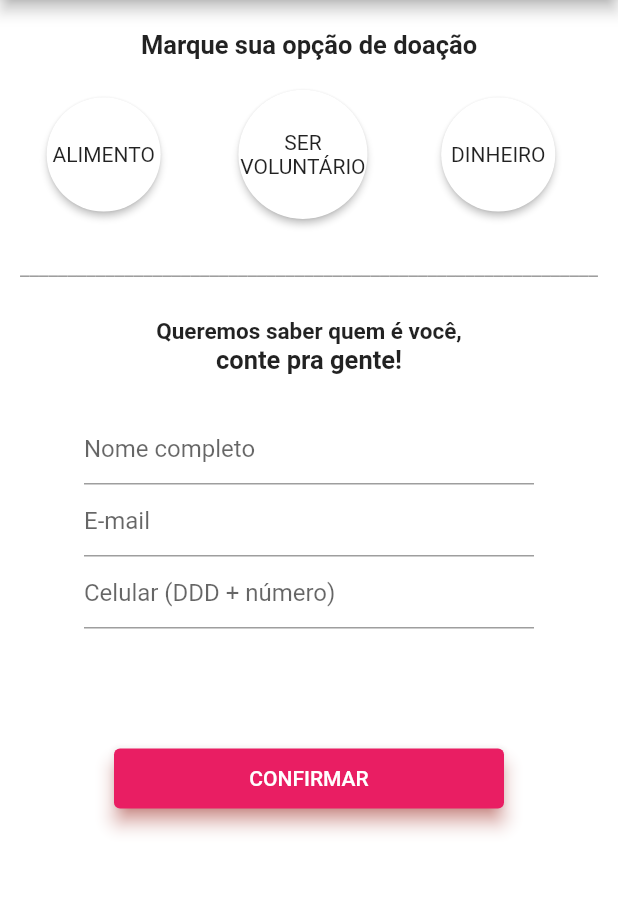
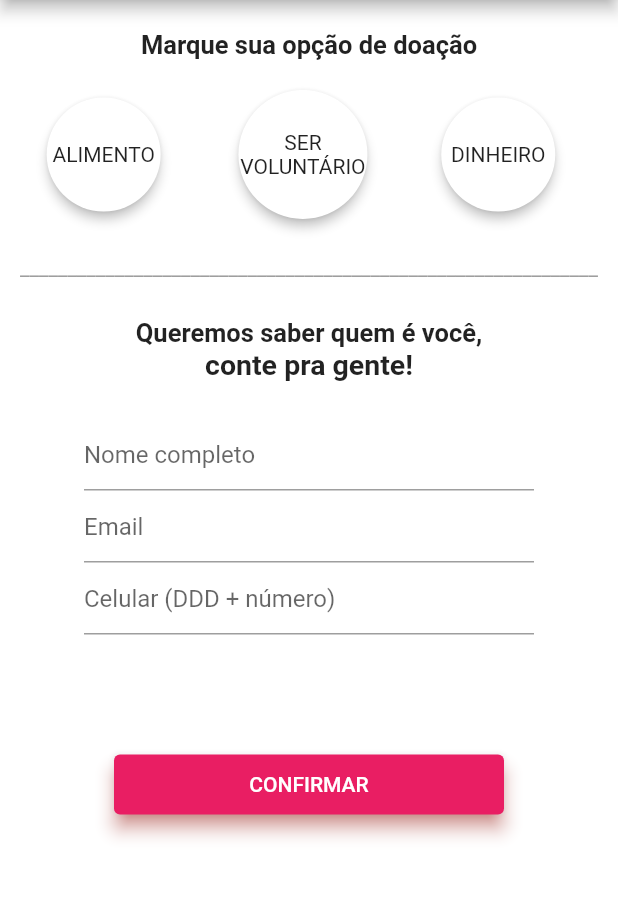
Before and after one commit to JobNetto/AppCasaSopaVoTeresa, a Flutter app: the DoacaoScreen screen opened directly, on a phone screen of 412 x 824 dp, the part 84-984 px from its top. Run offline on Flutter 3.47's test engine with Material 2 defaults, Android fonts, the phone set to English and light mode, and no system bars; our stand-ins replace cloud_firestore, firebase_auth, firebase_core; accounts and stored records are empty.

Commit message:
Commit Add BD
Cadastro de usuario pelo ADM.
Cadastro de interesse em doar pelo usuário.

```diff
--- a/app_casa_sopa_vo_teresa/lib/main.dart
+++ b/app_casa_sopa_vo_teresa/lib/main.dart
@@ -1,5 +1,9 @@
-import 'package:app_casa_sopa_vo_teresa/home_screen.dart';
 import 'package:app_casa_sopa_vo_teresa/providers/usuario_models.dart';
+import 'package:app_casa_sopa_vo_teresa/screens/admin/adm_home_screen.dart';
+import 'package:app_casa_sopa_vo_teresa/screens/admin/cadastro_screen.dart';
+import 'package:app_casa_sopa_vo_teresa/screens/base/doacao_screen.dart';
+import 'package:app_casa_sopa_vo_teresa/screens/base/home_screen.dart';
+import 'package:app_casa_sopa_vo_teresa/screens/base/login_screen.dart';
 import 'package:app_casa_sopa_vo_teresa/services/firestore_service.dart';
 import 'package:flutter/material.dart';
 import 'package:provider/provider.dart';
--- a/app_casa_sopa_vo_teresa/lib/models/usuario.dart
+++ b/app_casa_sopa_vo_teresa/lib/models/usuario.dart
@@ -2,16 +2,26 @@ class Usuario {
   final String usuarioId;
   final String nome;
   final String email;
-  final int celular;
+  final double celular;
+  final String doacao;
+  final String interesse;
 
-  Usuario({this.usuarioId, this.nome, this.email, this.celular});
+  Usuario(
+      {this.usuarioId,
+      this.nome,
+      this.email,
+      this.celular,
+      this.doacao,
+      this.interesse});
 
   Map<String, dynamic> toMap() {
     return {
-      'produtoId': usuarioId,
+      'usuarioId': usuarioId,
       'nome': nome,
       'email': email,
-      'celular': celular
+      'celular': celular,
+      'doacao': doacao,
+      'interesse': interesse,
     };
   }
 
@@ -19,5 +29,7 @@ class Usuario {
       : usuarioId = firestoredocument['usuarioId'],
         nome = firestoredocument['nome'],
         email = firestoredocument['email'],
-        celular = firestoredocument['celular'];
+        celular = firestoredocument['celular'],
+        doacao = firestoredocument['doacao'],
+        interesse = firestoredocument['interesse'];
 }
--- a/app_casa_sopa_vo_teresa/lib/providers/usuario_models.dart
+++ b/app_casa_sopa_vo_teresa/lib/providers/usuario_models.dart
@@ -9,13 +9,17 @@ class UsuarioModel extends ChangeNotifier {
   String _usuarioId;
   String _nome;
   String _email;
-  int _celular;
+  double _celular;
+  String _doacao;
+  String _interesse;
   var uuid = Uuid();
 
   //GETTERS AND SETTERS
   String get nome => _nome;
   String get email => _email;
-  int get celular => _celular;
+  double get celular => _celular;
+  String get doacao => _doacao;
+  String get interesse => _interesse;
 
   setNome(String xnome) {
     _nome = xnome;
@@ -27,29 +31,49 @@ class UsuarioModel extends ChangeNotifier {
     notifyListeners();
   }
 
-  setCelular(String xcecular) {
-    _celular = int.parse(xcecular);
+  setCelular(String xcelular) {
+    _celular = double.parse(xcelular);
     notifyListeners();
   }
 
-  loadProduto(Usuario usuario) {
+  setDoacao(String xdoacao) {
+    _doacao = xdoacao;
+    notifyListeners();
+  }
+
+  setInteresse(String xinteresse) {
+    _interesse = xinteresse;
+    notifyListeners();
+  }
+
+  loadUsuario(Usuario usuario) {
     _nome = usuario.nome;
     _email = usuario.email;
     _celular = usuario.celular;
+    _doacao = usuario.doacao;
+    _interesse = usuario.interesse;
     _usuarioId = usuario.usuarioId;
   }
 
-  createUsuario() {
+  saveUsuario() {
     //CREATE
     if (_usuarioId == null) {
       var novoUsuario = Usuario(
-          nome: nome, email: email, celular: celular, usuarioId: uuid.v4());
-      firestoreservice.createUsuario(novoUsuario);
+          nome: nome,
+          email: email,
+          celular: celular,
+          interesse: interesse,
+          usuarioId: uuid.v4());
+      firestoreservice.saveUsuario(novoUsuario);
     } else {
       //UPDATE
       var alteraUsuario = Usuario(
-          nome: nome, celular: celular, email: email, usuarioId: _usuarioId);
-      firestoreservice.createUsuario(alteraUsuario);
+          nome: nome,
+          email: email,
+          celular: celular,
+          interesse: interesse,
+          usuarioId: _usuarioId);
+      firestoreservice.saveUsuario(alteraUsuario);
     }
   }
 
--- a/app_casa_sopa_vo_teresa/lib/doacao_screen.dart
+++ b/app_casa_sopa_vo_teresa/lib/screens/base/doacao_screen.dart
@@ -1,11 +1,57 @@
+import 'package:app_casa_sopa_vo_teresa/models/usuario.dart';
+import 'package:app_casa_sopa_vo_teresa/providers/usuario_models.dart';
+import 'package:provider/provider.dart';
+
 import 'feedback_screen.dart';
 import 'package:flutter/material.dart';
 
 //import 'package:flutter/material.dart';
+class DoacaoScreen extends StatefulWidget {
+  final Usuario usuario;
 
-class DoacaoScreen extends StatelessWidget {
+  DoacaoScreen([this.usuario]); //construtor
+
+  @override
+  _DoacaoScreenState createState() => _DoacaoScreenState();
+}
+
+class _DoacaoScreenState extends State<DoacaoScreen> {
+  //controladores
+  final nomecontroller = TextEditingController();
+  final emailcontroller = TextEditingController();
+  final celularcontroller = TextEditingController();
+  final doacaocontroller = TextEditingController();
+  final interessecontroller = TextEditingController();
+
+  //SERVE PARA VERIFICAR SE ESTÁ VINDO ALGUMA COISA DO CONSTRUTOR OU NÃO
+  //PARA SABER SE VAI CRIAR UM PRODUTO OU ALTERAR O PRODUTO EXISTENTE
+  @override
+  void initState() {
+    if (widget.usuario == null) {
+      nomecontroller.text = "";
+      emailcontroller.text = "";
+      celularcontroller.text = "";
+      doacaocontroller.text = "";
+      interessecontroller.text = "SIM"; // para pesquisar apenas interessados
+
+      final usuarioprovider = Provider.of<UsuarioModel>(context, listen: false);
+      usuarioprovider.loadUsuario(Usuario());
+    } else {
+      nomecontroller.text = widget.usuario.nome;
+      emailcontroller.text = widget.usuario.email;
+      celularcontroller.text = widget.usuario.celular.toString();
+      doacaocontroller.text = widget.usuario.doacao;
+      interessecontroller.text = widget.usuario.interesse;
+
+      final usuarioprovider = Provider.of<UsuarioModel>(context, listen: false);
+      usuarioprovider.loadUsuario(widget.usuario);
+    }
+    super.initState();
+  }
+
   @override
   Widget build(BuildContext context) {
+    final usuarioprovider = Provider.of<UsuarioModel>(context);
     return Scaffold(
       appBar: AppBar(
         backgroundColor: Color(0xffffa500),
@@ -35,7 +81,7 @@ class DoacaoScreen extends StatelessWidget {
               children: [
                 RawMaterialButton(
                   onPressed: () {},
-                  elevation: 2.0,
+                  elevation: 3.0,
                   fillColor: Colors.white,
                   child: Text('ALIMENTO'),
                   padding: EdgeInsets.all(30),
@@ -43,7 +89,7 @@ class DoacaoScreen extends StatelessWidget {
                 ),
                 RawMaterialButton(
                   onPressed: () {},
-                  elevation: 2.0,
+                  elevation: 3.0,
                   fillColor: Colors.white,
                   child: Column(
                     children: [
@@ -56,7 +102,7 @@ class DoacaoScreen extends StatelessWidget {
                 ),
                 RawMaterialButton(
                   onPressed: () {},
-                  elevation: 2.0,
+                  elevation: 3.0,
                   fillColor: Colors.white,
                   child: Text('DINHEIRO'),
                   padding: EdgeInsets.all(30.0),
@@ -79,11 +125,11 @@ class DoacaoScreen extends StatelessWidget {
                 Text('Queremos saber quem é você,',
                     textAlign: TextAlign.center,
                     style:
-                        TextStyle(fontSize: 15, fontWeight: FontWeight.bold)),
+                        TextStyle(fontSize: 17, fontWeight: FontWeight.bold)),
                 Text(
                   'conte pra gente!',
                   textAlign: TextAlign.center,
-                  style: TextStyle(fontSize: 17, fontWeight: FontWeight.bold),
+                  style: TextStyle(fontSize: 19, fontWeight: FontWeight.bold),
                 )
               ],
             ),
@@ -93,21 +139,24 @@ class DoacaoScreen extends StatelessWidget {
             SizedBox(
                 width: 300,
                 child: TextField(
-                  autofocus: false,
+                  controller: nomecontroller,
                   decoration: InputDecoration(hintText: 'Nome completo'),
+                  onChanged: (value) => {usuarioprovider.setNome(value)},
                 )),
             SizedBox(
                 width: 300,
                 child: TextField(
-                  autofocus: false,
-                  decoration: InputDecoration(hintText: 'E-mail'),
+                  controller: emailcontroller,
+                  decoration: InputDecoration(hintText: 'Email'),
+                  onChanged: (value) => {usuarioprovider.setEmail(value)},
                 )),
             SizedBox(
                 width: 300,
                 child: TextField(
-                  autofocus: false,
+                  controller: celularcontroller,
                   decoration:
                       InputDecoration(hintText: 'Celular (DDD + número)'),
+                  onChanged: (value) => {usuarioprovider.setCelular(value)},
                 )),
             SizedBox(
               height: 80,
@@ -117,10 +166,11 @@ class DoacaoScreen extends StatelessWidget {
               height: 40,
               child: ElevatedButton(
                   onPressed: () {
+                    usuarioprovider.saveUsuario();
                     Navigator.push(
-                      context,
-                      MaterialPageRoute(builder: (context) => FeedbackScreen()),
-                    );
+                        context,
+                        MaterialPageRoute(
+                            builder: (context) => FeedbackScreen()));
                   },
                   style: ElevatedButton.styleFrom(
                     primary: Colors.pink,
--- a/app_casa_sopa_vo_teresa/lib/feedback_screen.dart
+++ b/app_casa_sopa_vo_teresa/lib/screens/base/feedback_screen.dart
@@ -23,7 +23,7 @@ class FeedbackScreen extends StatelessWidget {
         ],
       )),
       child: Column(
-        mainAxisAlignment: MainAxisAlignment.center,
+        mainAxisAlignment: MainAxisAlignment.start,
         crossAxisAlignment: CrossAxisAlignment.center,
         children: [
           Image.asset(
--- a/app_casa_sopa_vo_teresa/lib/home_screen.dart
+++ b/app_casa_sopa_vo_teresa/lib/screens/base/home_screen.dart
@@ -1,4 +1,4 @@
-import 'package:app_casa_sopa_vo_teresa/login_screen.dart';
+import 'package:app_casa_sopa_vo_teresa/screens/base/login_screen.dart';
 import 'package:flutter/material.dart';
 import 'doacao_screen.dart';
 
--- a/app_casa_sopa_vo_teresa/lib/login_screen.dart
+++ b/app_casa_sopa_vo_teresa/lib/screens/base/login_screen.dart
@@ -1,4 +1,5 @@
-import 'package:app_casa_sopa_vo_teresa/doacao_screen.dart';
+import 'package:app_casa_sopa_vo_teresa/screens/admin/adm_home_screen.dart';
+import 'package:app_casa_sopa_vo_teresa/screens/base/doacao_screen.dart';
 import 'package:app_casa_sopa_vo_teresa/services/autenticacao_service.dart';
 import 'package:firebase_auth/firebase_auth.dart';
 import 'package:flutter/material.dart';
@@ -104,7 +105,7 @@ class _LoginScreenState extends State<LoginScreen> {
                                   if (user != null) {
                                     Navigator.of(context).pushReplacement(
                                       MaterialPageRoute(
-                                        builder: (context) => DoacaoScreen(),
+                                        builder: (context) => AdminHomeScreen(),
                                       ),
                                     );
                                   }
```
Also changed, not shown: app_casa_sopa_vo_teresa/lib/data/doacao_data.dart (added, +29 -0 lines), app_casa_sopa_vo_teresa/lib/data/interessados_data.dart (added, +30 -0 lines), app_casa_sopa_vo_teresa/lib/models/Doacao.dart (added, +15 -0 lines), app_casa_sopa_vo_teresa/lib/screens/admin/adm_home_screen.dart (added, +48 -0 lines), app_casa_sopa_vo_teresa/lib/screens/admin/cadastro_screen.dart (added, +159 -0 lines), app_casa_sopa_vo_teresa/lib/services/firestore_service.dart (+14 -12 lines), app_casa_sopa_vo_teresa/lib/widgets/interesse_widget.dart (added, +45 -0 lines), app_casa_sopa_vo_teresa/lib/widgets/place_widget.dart (added, +14 -0 lines), app_casa_sopa_vo_teresa/lib/widgets/todos_screen.dart (added, +47 -0 lines), 3 other files.
